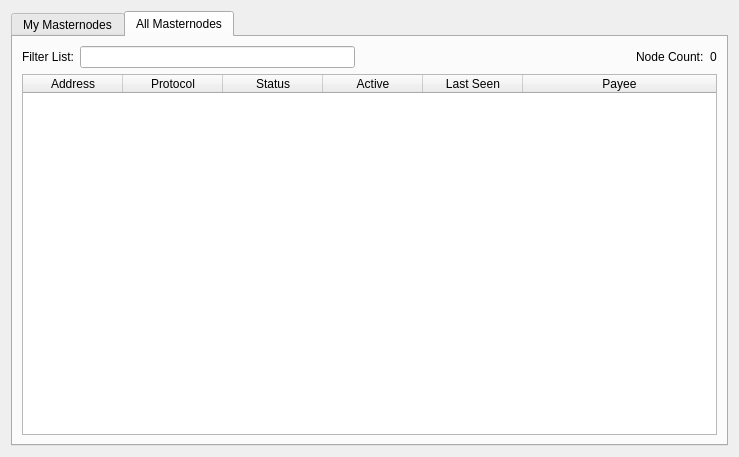
This is src/qt/forms/masternodelist.ui in MCLXI/mtn2 as Qt 5 draws it before an edit. The edited form follows.
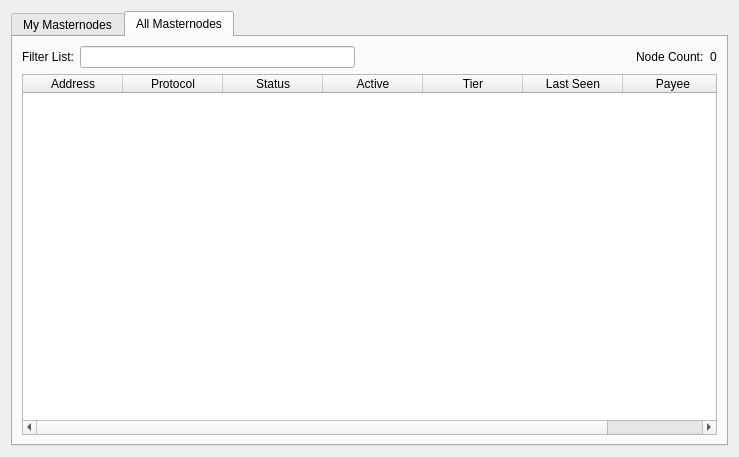
This is the edited form. The open tabs and pages were chosen to show the change.

Diff of the .ui file:
```diff
--- a/src/qt/forms/masternodelist.ui
+++ b/src/qt/forms/masternodelist.ui
@@ -231,6 +231,11 @@
 													<string>Active</string>
 												</property>
 											</column>
+											<column>
+												<property name="text">
+													<string>Tier</string>
+												</property>
+											</column>
 											<column>
 												<property name="text">
 													<string>Last Seen</string>
```
